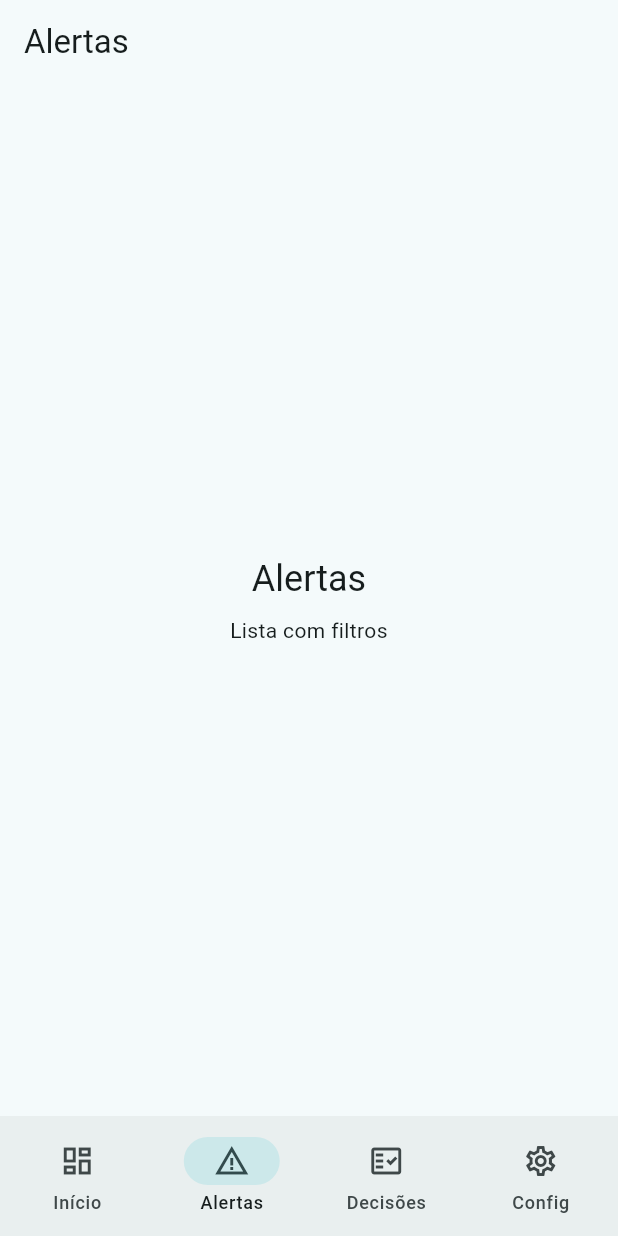
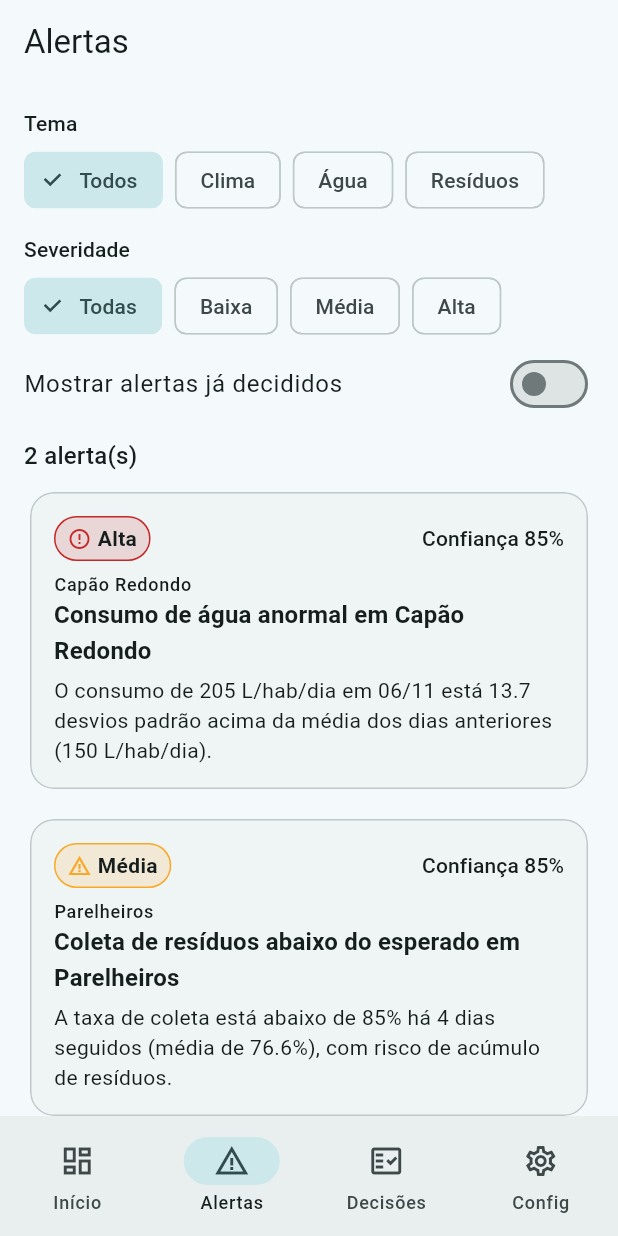
Before and after one commit to PietroMauerGodoy/GS02-CROSS-PLATAFORM-APPLICATION-DEVELOPMENT, a Flutter app: the screen it shows after launch, item 2 of the bottom bar chosen, on a phone screen of 412 x 824 dp. Run offline on Flutter 3.47's test engine with Material 3 defaults, Android fonts, the phone set to English and light mode, and no system bars; our stand-ins replace dio, flutter_riverpod, go_router, shared_preferences; network calls fail.

Commit message:
feat: tela de alertas com filtros e detalhe

```diff
--- /dev/null
+++ b/lib/core/rotulos.dart
@@ -0,0 +1,13 @@
+import '../domain/models/enums.dart';
+
+String rotuloTema(Tema t) => switch (t) {
+      Tema.clima => 'Clima',
+      Tema.agua => 'Água',
+      Tema.residuos => 'Resíduos',
+    };
+
+String rotuloSeveridade(Severidade s) => switch (s) {
+      Severidade.baixa => 'Baixa',
+      Severidade.media => 'Média',
+      Severidade.alta => 'Alta',
+    };
--- a/lib/core/router/app_router.dart
+++ b/lib/core/router/app_router.dart
@@ -1,8 +1,10 @@
 import 'package:go_router/go_router.dart';
 
+import '../../features/alertas/alerta_detalhe_page.dart';
+import '../../features/alertas/alertas_page.dart';
+import '../../features/home/home_page.dart';
 import '../../features/home/home_shell.dart';
 import '../widgets/placeholder_screen.dart';
-import '../../features/home/home_page.dart';
 
 final appRouter = GoRouter(
   initialLocation: '/home',
@@ -16,28 +18,27 @@ final appRouter = GoRouter(
       builder: (_, __, shell) => HomeShell(shell: shell),
       branches: [
         StatefulShellBranch(routes: [
-        GoRoute(
-  path: '/home',
-  builder: (_, __) => const HomePage(),
-),
+          GoRoute(
+            path: '/home',
+            builder: (_, __) => const HomePage(),
+          ),
         ]),
         StatefulShellBranch(routes: [
           GoRoute(
             path: '/alertas',
-            builder: (_, __) => const PlaceholderScreen(
-                title: 'Alertas', subtitle: 'Lista com filtros'),
+            builder: (_, __) => const AlertasPage(),
             routes: [
               GoRoute(
                 path: ':id',
-                builder: (_, s) => PlaceholderScreen(
-                    title: 'Alerta ${s.pathParameters['id']}',
-                    subtitle: 'Justificativa, confiança e limitações'),
+                builder: (_, s) =>
+                    AlertaDetalhePage(id: s.pathParameters['id']!),
                 routes: [
                   GoRoute(
                     path: 'decisao',
                     builder: (_, s) => PlaceholderScreen(
                         title: 'Decisão do gestor',
-                        subtitle: 'Formulário para o alerta ${s.pathParameters['id']}'),
+                        subtitle:
+                            'Formulário para o alerta ${s.pathParameters['id']}'),
                   ),
                 ],
               ),
@@ -47,8 +48,8 @@ final appRouter = GoRouter(
         StatefulShellBranch(routes: [
           GoRoute(
             path: '/decisoes',
-            builder: (_, __) => const PlaceholderScreen(
-                title: 'Histórico de decisões'),
+            builder: (_, __) =>
+                const PlaceholderScreen(title: 'Histórico de decisões'),
           ),
         ]),
         StatefulShellBranch(routes: [
@@ -73,8 +74,8 @@ final appRouter = GoRouter(
     ),
     GoRoute(
       path: '/sobre',
-      builder: (_, __) => const PlaceholderScreen(
-          title: 'Fontes e limitações'),
+      builder: (_, __) =>
+          const PlaceholderScreen(title: 'Fontes e limitações'),
     ),
   ],
 );
--- /dev/null
+++ b/lib/features/alertas/alertas_page.dart
@@ -0,0 +1,116 @@
+import 'package:flutter/material.dart';
+import 'package:flutter_riverpod/flutter_riverpod.dart';
+import 'package:go_router/go_router.dart';
+
+import '../../core/providers.dart';
+import '../../core/rotulos.dart';
+import '../../core/widgets/alerta_card.dart';
+import '../../data/seed/territorios_seed.dart';
+import '../../domain/models/enums.dart';
+
+class AlertasPage extends ConsumerStatefulWidget {
+  const AlertasPage({super.key});
+
+  @override
+  ConsumerState<AlertasPage> createState() => _AlertasPageState();
+}
+
+class _AlertasPageState extends ConsumerState<AlertasPage> {
+  Tema? _tema;
+  Severidade? _severidade;
+  bool _mostrarDecididos = false;
+
+  String _nomeTerritorio(String id) =>
+      territoriosSeed.firstWhere((t) => t.id == id).nome;
+
+  @override
+  Widget build(BuildContext context) {
+    final alertas = ref.watch(alertasProvider);
+    final estilo = Theme.of(context).textTheme;
+
+    return Scaffold(
+      appBar: AppBar(title: const Text('Alertas')),
+      body: alertas.when(
+        loading: () => const Center(child: CircularProgressIndicator()),
+        error: (e, _) => Center(child: Text('Erro ao carregar dados: $e')),
+        data: (lista) {
+          final filtrados = lista
+              .where((a) =>
+                  (_tema == null || a.tema == _tema) &&
+                  (_severidade == null || a.severidade == _severidade) &&
+                  (_mostrarDecididos || a.status == StatusAlerta.ativo))
+              .toList();
+
+          return ListView(
+            padding: const EdgeInsets.all(16),
+            children: [
+              Text('Tema', style: estilo.labelLarge),
+              const SizedBox(height: 4),
+              Wrap(
+                spacing: 8,
+                runSpacing: 8,
+                children: [
+                  ChoiceChip(
+                    label: const Text('Todos'),
+                    selected: _tema == null,
+                    onSelected: (_) => setState(() => _tema = null),
+                  ),
+                  for (final t in Tema.values)
+                    ChoiceChip(
+                      label: Text(rotuloTema(t)),
+                      selected: _tema == t,
+                      onSelected: (_) => setState(() => _tema = t),
+                    ),
+                ],
+              ),
+              const SizedBox(height: 12),
+              Text('Severidade', style: estilo.labelLarge),
+              const SizedBox(height: 4),
+              Wrap(
+                spacing: 8,
+                runSpacing: 8,
+                children: [
+                  ChoiceChip(
+                    label: const Text('Todas'),
+                    selected: _severidade == null,
+                    onSelected: (_) => setState(() => _severidade = null),
+                  ),
+                  for (final s in Severidade.values)
+                    ChoiceChip(
+                      label: Text(rotuloSeveridade(s)),
+                      selected: _severidade == s,
+                      onSelected: (_) => setState(() => _severidade = s),
+                    ),
+                ],
+              ),
+              SwitchListTile(
+                contentPadding: EdgeInsets.zero,
+                title: const Text('Mostrar alertas já decididos'),
+                value: _mostrarDecididos,
+                onChanged: (v) => setState(() => _mostrarDecididos = v),
+              ),
+              const SizedBox(height: 8),
+              Text('${filtrados.length} alerta(s)', style: estilo.titleMedium),
+              const SizedBox(height: 8),
+              if (filtrados.isEmpty)
+                const Padding(
+                  padding: EdgeInsets.symmetric(vertical: 24),
+                  child: Text('Nenhum alerta com esses filtros.'),
+                )
+              else
+                for (final a in filtrados)
+                  Padding(
+                    padding: const EdgeInsets.only(bottom: 12),
+                    child: AlertaCard(
+                      alerta: a,
+                      territorio: _nomeTerritorio(a.territorioId),
+                      onTap: () => context.go('/alertas/${a.id}'),
+                    ),
+                  ),
+            ],
+          );
+        },
+      ),
+    );
+  }
+}
```
Also changed, not shown: lib/features/alertas/alerta_detalhe_page.dart (added, +141 -0 lines), lib/main.dart (line endings or trailing spaces).
